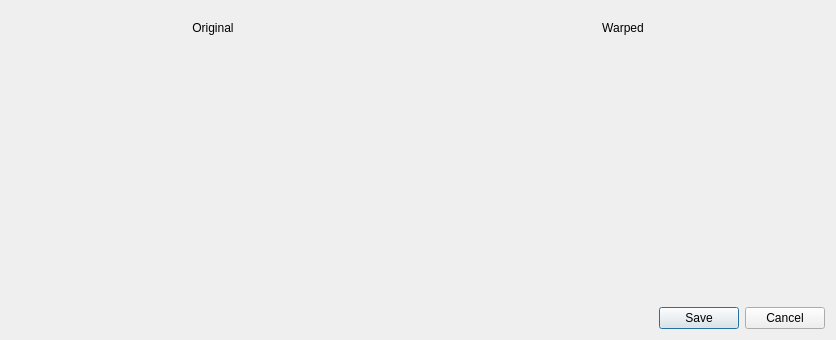
0todd0000/mwarp1d, file mwarp1d/ui/widgets/dialog_apply.ui: the form before one commit.
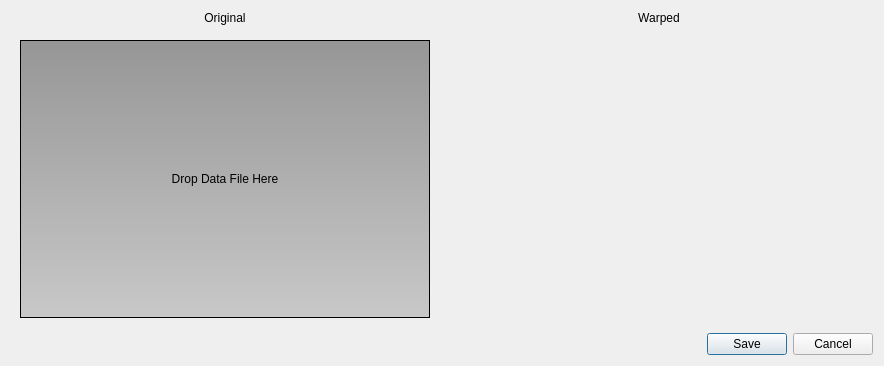
The form after the commit. The open tabs and pages were chosen to show the change. Custom widgets are drawn as their Qt base class.

Commit message: Update Apply dialog

```diff
--- a/mwarp1d/ui/widgets/dialog_apply.ui
+++ b/mwarp1d/ui/widgets/dialog_apply.ui
@@ -6,26 +6,16 @@
    <rect>
     <x>0</x>
     <y>0</y>
-    <width>836</width>
-    <height>340</height>
+    <width>884</width>
+    <height>366</height>
    </rect>
   </property>
   <property name="windowTitle">
    <string>Dialog</string>
   </property>
-  <layout class="QVBoxLayout" name="verticalLayout">
+  <layout class="QVBoxLayout" name="verticalLayout_4">
    <item>
     <layout class="QGridLayout" name="gridLayout">
-     <item row="1" column="0">
-      <widget class="QWidget" name="fig" native="true">
-       <property name="minimumSize">
-        <size>
-         <width>400</width>
-         <height>250</height>
-        </size>
-       </property>
-      </widget>
-     </item>
      <item row="0" column="0">
       <widget class="QLabel" name="label_5">
        <property name="maximumSize">
@@ -42,7 +32,7 @@
        </property>
       </widget>
      </item>
-     <item row="0" column="1">
+     <item row="0" column="2">
       <widget class="QLabel" name="label_6">
        <property name="maximumSize">
         <size>
@@ -58,26 +48,80 @@
        </property>
       </widget>
      </item>
-     <item row="1" column="1">
-      <widget class="QWidget" name="figw" native="true">
-       <property name="minimumSize">
-        <size>
-         <width>400</width>
-         <height>250</height>
-        </size>
+     <item row="1" column="0">
+      <widget class="QStackedWidget" name="stack">
+       <property name="currentIndex">
+        <number>0</number>
        </property>
-       <property name="maximumSize">
-        <size>
-         <width>1000</width>
-         <height>1000</height>
-        </size>
+       <widget class="QWidget" name="page">
+        <layout class="QVBoxLayout" name="verticalLayout_3">
+         <item>
+          <widget class="DragDropLabelCSV" name="label_drop_data_files">
+           <property name="styleSheet">
+            <string notr="true">background-color: qlineargradient(spread:pad, x1:0, y1:0, x2:0, y2:1, stop:0 rgba(150, 150, 150, 255), stop:1 rgba(200, 200, 200, 255));
+</string>
+           </property>
+           <property name="frameShape">
+            <enum>QFrame::Box</enum>
+           </property>
+           <property name="text">
+            <string>Drop Data File Here</string>
+           </property>
+           <property name="alignment">
+            <set>Qt::AlignCenter</set>
+           </property>
+          </widget>
+         </item>
+        </layout>
+       </widget>
+       <widget class="QWidget" name="page_2">
+        <layout class="QVBoxLayout" name="verticalLayout_2">
+         <item>
+          <widget class="SimpleFigure" name="fig" native="true">
+           <property name="minimumSize">
+            <size>
+             <width>400</width>
+             <height>250</height>
+            </size>
+           </property>
+          </widget>
+         </item>
+        </layout>
+       </widget>
+      </widget>
+     </item>
+     <item row="1" column="2">
+      <widget class="QStackedWidget" name="stackw">
+       <property name="currentIndex">
+        <number>0</number>
        </property>
+       <widget class="QWidget" name="page_3"/>
+       <widget class="QWidget" name="page_4">
+        <layout class="QVBoxLayout" name="verticalLayout">
+         <item>
+          <widget class="SimpleFigure" name="figw" native="true">
+           <property name="minimumSize">
+            <size>
+             <width>400</width>
+             <height>250</height>
+            </size>
+           </property>
+           <property name="maximumSize">
+            <size>
+             <width>1000</width>
+             <height>1000</height>
+            </size>
+           </property>
+          </widget>
+         </item>
+        </layout>
+       </widget>
       </widget>
      </item>
     </layout>
    </item>
    <item>
-    <widget class="QDialogButtonBox" name="buttonBox">
+    <widget class="QDialogButtonBox" name="buttonbox">
      <property name="orientation">
       <enum>Qt::Horizontal</enum>
      </property>
@@ -88,6 +132,19 @@
    </item>
   </layout>
  </widget>
+ <customwidgets>
+  <customwidget>
+   <class>DragDropLabelCSV</class>
+   <extends>QLabel</extends>
+   <header>widgets</header>
+  </customwidget>
+  <customwidget>
+   <class>SimpleFigure</class>
+   <extends>QWidget</extends>
+   <header>figures</header>
+   <container>1</container>
+  </customwidget>
+ </customwidgets>
  <resources/>
  <connections>
   <connection>
```
Left out of the diff: 12 changed lines with no effect on the pictures. The commit also changes 3 other files.
